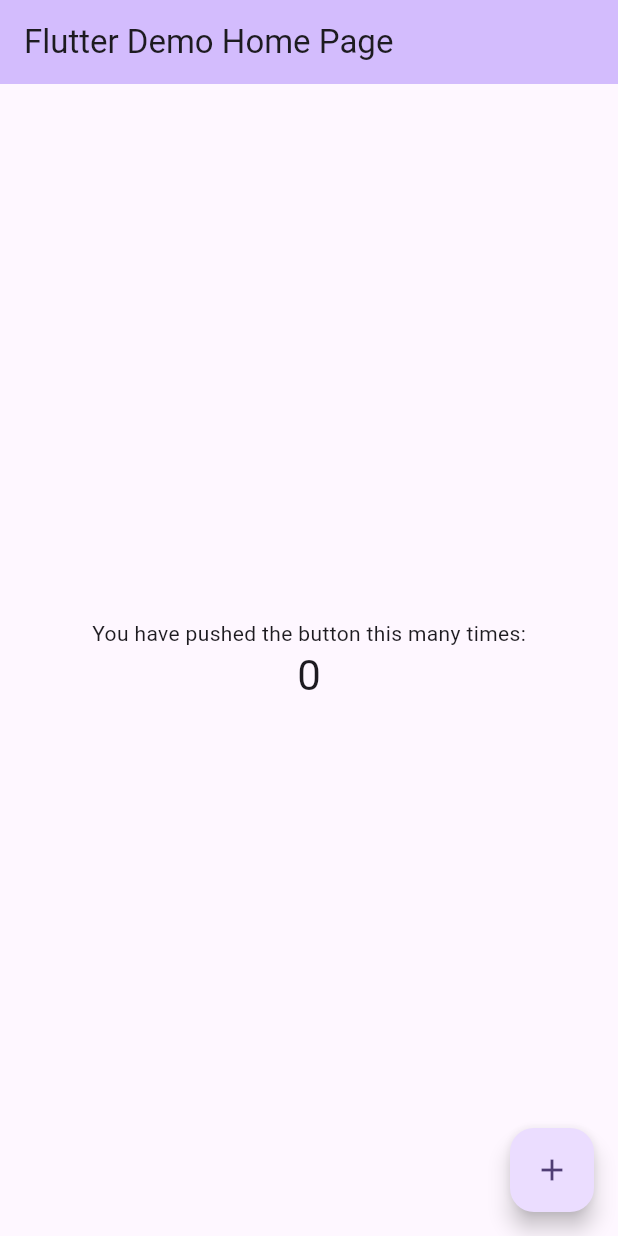
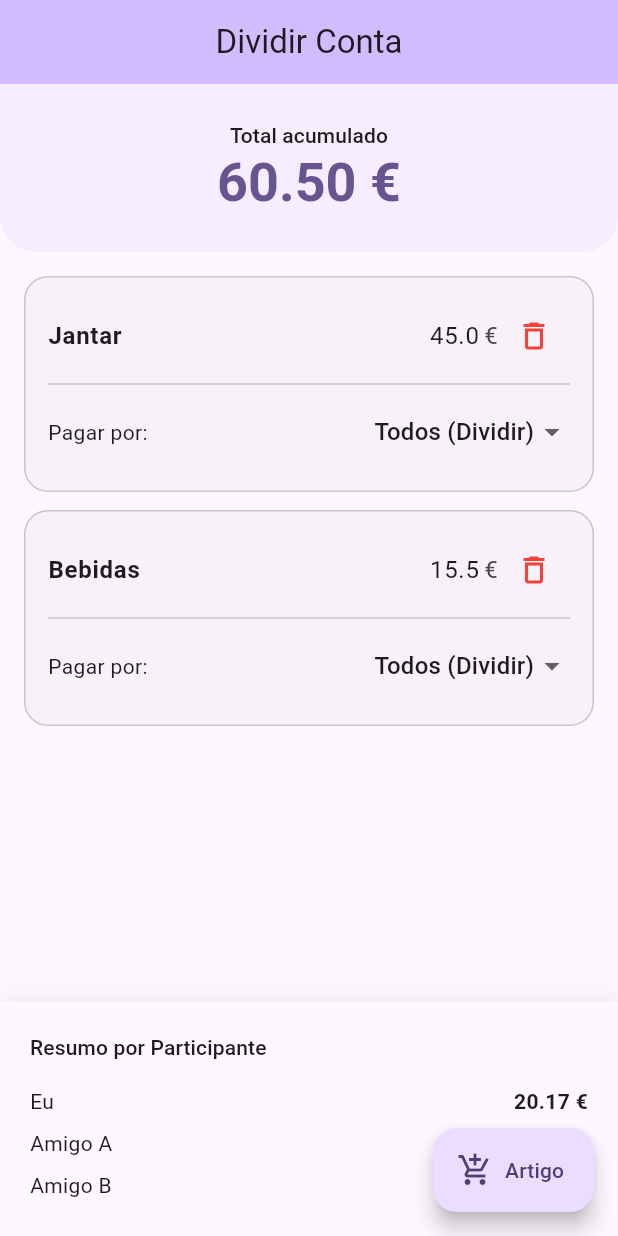
Before and after one commit to Kartelxo/split-bill-aplication, a Flutter app: the screen it shows after launch, on a phone screen of 412 x 824 dp. Run offline on Flutter 3.47's test engine with Material 3 defaults, Android fonts, the phone set to English and light mode, and no system bars.

Commit message:
Criação da branch "tela2" e UI

```diff
--- a/splitbill/lib/main.dart
+++ b/splitbill/lib/main.dart
@@ -7,115 +7,236 @@ void main() {
 class MyApp extends StatelessWidget {
   const MyApp({super.key});
 
-  // This widget is the root of your application.
   @override
   Widget build(BuildContext context) {
     return MaterialApp(
-      title: 'Flutter Demo',
+      title: 'Dividir Conta',
+      debugShowCheckedModeBanner: false,
       theme: ThemeData(
-        // This is the theme of your application.
-        //
-        // TRY THIS: Try running your application with "flutter run". You'll see
-        // the application has a purple toolbar. Then, without quitting the app,
-        // try changing the seedColor in the colorScheme below to Colors.green
-        // and then invoke "hot reload" (save your changes or press the "hot
-        // reload" button in a Flutter-supported IDE, or press "r" if you used
-        // the command line to start the app).
-        //
-        // Notice that the counter didn't reset back to zero; the application
-        // state is not lost during the reload. To reset the state, use hot
-        // restart instead.
-        //
-        // This works for code too, not just values: Most code changes can be
-        // tested with just a hot reload.
-        colorScheme: .fromSeed(seedColor: Colors.deepPurple),
+        colorScheme: ColorScheme.fromSeed(
+          seedColor: Colors.deepPurple,
+          brightness: Brightness.light,
+        ),
+        useMaterial3: true,
       ),
-      home: const MyHomePage(title: 'Flutter Demo Home Page'),
+      home: const BillSplitterPage(),
     );
   }
 }
 
-class MyHomePage extends StatefulWidget {
-  const MyHomePage({super.key, required this.title});
+class Participant {
+  final String id;
+  final String name;
+  Participant({required this.id, required this.name});
+}
 
-  // This widget is the home page of your application. It is stateful, meaning
-  // that it has a State object (defined below) that contains fields that affect
-  // how it looks.
+class BillItem {
+  String name;
+  double price;
+  String? assignedToId; // null significa dividir por todos
 
-  // This class is the configuration for the state. It holds the values (in this
-  // case the title) provided by the parent (in this case the App widget) and
-  // used by the build method of the State. Fields in a Widget subclass are
-  // always marked "final".
+  BillItem({required this.name, required this.price, this.assignedToId});
+}
 
-  final String title;
+class BillSplitterPage extends StatefulWidget {
+  const BillSplitterPage({super.key});
 
   @override
-  State<MyHomePage> createState() => _MyHomePageState();
+  State<BillSplitterPage> createState() => _BillSplitterPageState();
 }
 
-class _MyHomePageState extends State<MyHomePage> {
-  int _counter = 0;
+class _BillSplitterPageState extends State<BillSplitterPage> {
+  final List<Participant> _participants = [
+    Participant(id: '1', name: 'Eu'),
+    Participant(id: '2', name: 'Amigo A'),
+    Participant(id: '3', name: 'Amigo B'),
+  ];
 
-  void _incrementCounter() {
+  final List<BillItem> _items = [
+    BillItem(name: 'Jantar', price: 45.0),
+    BillItem(name: 'Bebidas', price: 15.5),
+  ];
+
+  void _addItem() {
     setState(() {
-      // This call to setState tells the Flutter framework that something has
-      // changed in this State, which causes it to rerun the build method below
-      // so that the display can reflect the updated values. If we changed
-      // _counter without calling setState(), then the build method would not be
-      // called again, and so nothing would appear to happen.
-      _counter++;
+      _items.add(BillItem(name: 'Novo Item', price: 0.0));
     });
+  }
+
+  void _removeItem(int index) {
+    setState(() {
+      _items.removeAt(index);
+    });
+  }
+
+  Map<String, double> _calculateTotals() {
+    Map<String, double> totals = {for (var p in _participants) p.id: 0.0};
+
+    for (var item in _items) {
+      if (item.assignedToId == null) {
+        double splitAmount = item.price / _participants.length;
+        for (var p in _participants) {
+          totals[p.id] = (totals[p.id] ?? 0.0) + splitAmount;
+        }
+      } else {
+        totals[item.assignedToId!] = (totals[item.assignedToId!] ?? 0.0) + item.price;
+      }
+    }
+    return totals;
   }
 
   @override
   Widget build(BuildContext context) {
-    // This method is rerun every time setState is called, for instance as done
-    // by the _incrementCounter method above.
-    //
-    // The Flutter framework has been optimized to make rerunning build methods
-    // fast, so that you can just rebuild anything that needs updating rather
-    // than having to individually change instances of widgets.
+    final totals = _calculateTotals();
+    final totalBill = _items.fold(0.0, (sum, item) => sum + item.price);
+
     return Scaffold(
       appBar: AppBar(
-        // TRY THIS: Try changing the color here to a specific color (to
-        // Colors.amber, perhaps?) and trigger a hot reload to see the AppBar
-        // change color while the other colors stay the same.
+        title: const Text('Dividir Conta'),
+        centerTitle: true,
         backgroundColor: Theme.of(context).colorScheme.inversePrimary,
-        // Here we take the value from the MyHomePage object that was created by
-        // the App.build method, and use it to set our appbar title.
-        title: Text(widget.title),
       ),
-      body: Center(
-        // Center is a layout widget. It takes a single child and positions it
-        // in the middle of the parent.
+      body: Column(
+        children: [
+          _buildSummary(totalBill),
+          Expanded(
+            child: ListView.builder(
+              padding: const EdgeInsets.all(16),
+              itemCount: _items.length,
+              itemBuilder: (context, index) => _buildItemCard(index),
+            ),
+          ),
+          _buildParticipantBreakdown(totals),
+        ],
+      ),
+      floatingActionButton: FloatingActionButton.extended(
+        onPressed: _addItem,
+        label: const Text('Artigo'),
+        icon: const Icon(Icons.add_shopping_cart),
+      ),
+    );
+  }
+
+  Widget _buildSummary(double total) {
+    return Container(
+      width: double.infinity,
+      padding: const EdgeInsets.all(24),
+      decoration: BoxDecoration(
+        color: Theme.of(context).colorScheme.primaryContainer.withOpacity(0.4),
+        borderRadius: const BorderRadius.vertical(bottom: Radius.circular(24)),
+      ),
+      child: Column(
+        children: [
+          Text('Total acumulado', style: Theme.of(context).textTheme.labelLarge),
+          Text(
+            '${total.toStringAsFixed(2)} €',
+            style: Theme.of(context).textTheme.displaySmall?.copyWith(
+                  fontWeight: FontWeight.bold,
+                  color: Theme.of(context).colorScheme.primary,
+                ),
+          ),
+        ],
+      ),
+    );
+  }
+
+  Widget _buildItemCard(int index) {
+    final item = _items[index];
+    return Card(
+      elevation: 0,
+      shape: RoundedRectangleBorder(
+        side: BorderSide(color: Theme.of(context).colorScheme.outlineVariant),
+        borderRadius: BorderRadius.circular(16),
+      ),
+      margin: const EdgeInsets.only(bottom: 12),
+      child: Padding(
+        padding: const EdgeInsets.all(16),
         child: Column(
-          // Column is also a layout widget. It takes a list of children and
-          // arranges them vertically. By default, it sizes itself to fit its
-          // children horizontally, and tries to be as tall as its parent.
-          //
-          // Column has various properties to control how it sizes itself and
-          // how it positions its children. Here we use mainAxisAlignment to
-          // center the children vertically; the main axis here is the vertical
-          // axis because Columns are vertical (the cross axis would be
-          // horizontal).
-          //
-          // TRY THIS: Invoke "debug painting" (choose the "Toggle Debug Paint"
-          // action in the IDE, or press "p" in the console), to see the
-          // wireframe for each widget.
-          mainAxisAlignment: .center,
           children: [
-            const Text('You have pushed the button this many times:'),
-            Text(
-              '$_counter',
-              style: Theme.of(context).textTheme.headlineMedium,
+            Row(
+              children: [
+                Expanded(
+                  child: TextFormField(
+                    initialValue: item.name,
+                    decoration: const InputDecoration(hintText: 'Nome do item', border: InputBorder.none),
+                    onChanged: (val) => item.name = val,
+                    style: const TextStyle(fontWeight: FontWeight.bold),
+                  ),
+                ),
+                const SizedBox(width: 12),
+                SizedBox(
+                  width: 80,
+                  child: TextFormField(
+                    initialValue: item.price.toString(),
+                    decoration: const InputDecoration(suffixText: '€', border: InputBorder.none),
+                    keyboardType: TextInputType.number,
+                    textAlign: TextAlign.end,
+                    onChanged: (val) => setState(() => item.price = double.tryParse(val) ?? 0.0),
+                  ),
+                ),
+                IconButton(
+                  icon: const Icon(Icons.delete_outline, color: Colors.red),
+                  onPressed: () => _removeItem(index),
+                )
+              ],
+            ),
+            const Divider(),
+            Row(
+              mainAxisAlignment: MainAxisAlignment.spaceBetween,
+              children: [
+                const Text('Pagar por:'),
+                DropdownButton<String?>(
+                  value: item.assignedToId,
+                  underline: const SizedBox(),
+                  items: [
+                    const DropdownMenuItem(value: null, child: Text('Todos (Dividir)')),
+                    ..._participants.map((p) => DropdownMenuItem(value: p.id, child: Text(p.name))),
+                  ],
+                  onChanged: (val) => setState(() => item.assignedToId = val),
+                ),
+              ],
             ),
           ],
         ),
       ),
-      floatingActionButton: FloatingActionButton(
-        onPressed: _incrementCounter,
-        tooltip: 'Increment',
-        child: const Icon(Icons.add),
+    );
+  }
+
+  Widget _buildParticipantBreakdown(Map<String, double> totals) {
+    return Container(
+      padding: const EdgeInsets.all(20),
+      decoration: BoxDecoration(
+        color: Theme.of(context).colorScheme.surface,
+        boxShadow: [
+          BoxShadow(
+            color: Colors.black.withOpacity(0.05),
+            blurRadius: 10,
+            offset: const Offset(0, -5),
+          )
+        ],
+      ),
+      child: SafeArea(
+        top: false,
+        child: Column(
+          crossAxisAlignment: CrossAxisAlignment.start,
+          children: [
+            Text('Resumo por Participante', style: Theme.of(context).textTheme.titleSmall),
+            const SizedBox(height: 12),
+            ..._participants.map((p) => Padding(
+                  padding: const EdgeInsets.symmetric(vertical: 4),
+                  child: Row(
+                    mainAxisAlignment: MainAxisAlignment.spaceBetween,
+                    children: [
+                      Text(p.name),
+                      Text(
+                        '${totals[p.id]?.toStringAsFixed(2)} €',
+                        style: const TextStyle(fontWeight: FontWeight.bold),
+                      ),
+                    ],
+                  ),
+                )),
+          ],
+        ),
       ),
     );
   }
```
